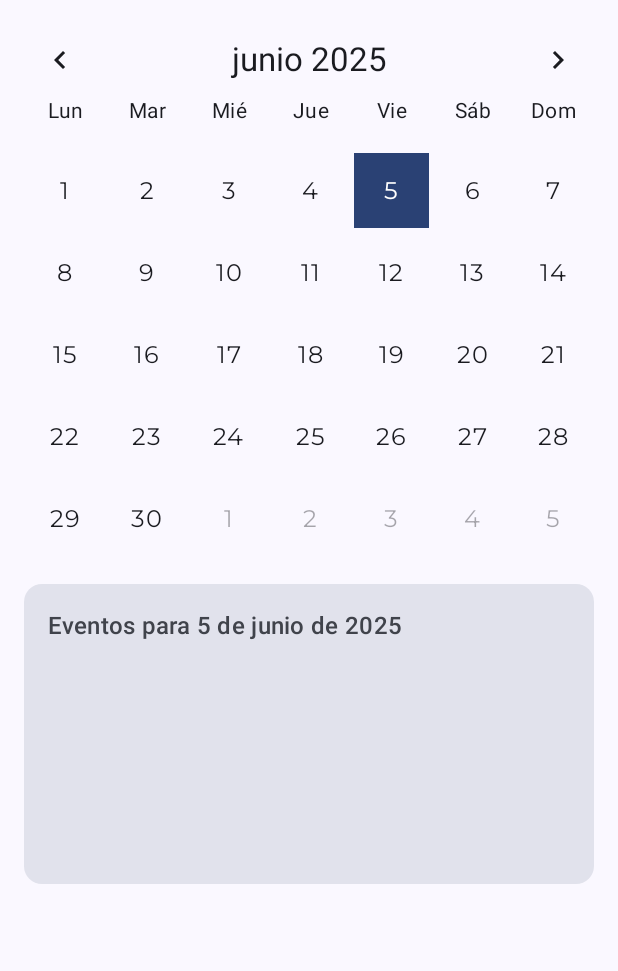
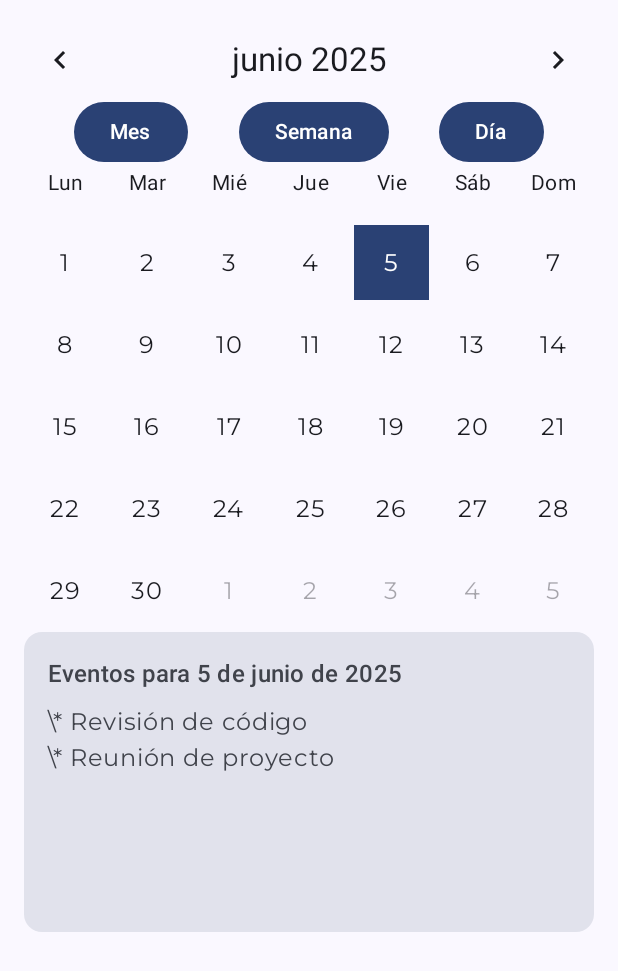
Before and after one commit to james250920/testStudyOso, an Android app built with Jetpack Compose: the composable CalendarioScreen shown on its own in the app's theme, on a phone screen of 412 x 824 dp. Shown: the top 971 px of the screen. Run offline under Robolectric (Android 15) with nearby library versions, the phone set to English and light mode, and no system bars.

Commit message:
feat: implement calendar mode switching and event display in CalendarioScreen; add session management in LoginScreen

```diff
--- a/app/src/main/java/esan/mendoza/teststudyoso/ViewModel/Horario/HorarioViewModel.kt
+++ b/app/src/main/java/esan/mendoza/teststudyoso/ViewModel/Horario/HorarioViewModel.kt
@@ -40,4 +40,5 @@ class HorarioViewModel(private val repository: HorarioRepository) : ViewModel()
             repository.delete(horario)
         }
     }
+
 }
--- a/app/src/main/java/esan/mendoza/teststudyoso/presentation/components/CalendarioScreen.kt
+++ b/app/src/main/java/esan/mendoza/teststudyoso/presentation/components/CalendarioScreen.kt
@@ -3,14 +3,14 @@ package esan.mendoza.teststudyoso.presentation.components
 import androidx.compose.foundation.background
 import androidx.compose.foundation.clickable
 import androidx.compose.foundation.layout.*
+import androidx.compose.foundation.lazy.LazyColumn
+import androidx.compose.foundation.lazy.items
 import androidx.compose.foundation.lazy.grid.GridCells
 import androidx.compose.foundation.lazy.grid.LazyVerticalGrid
-import androidx.compose.foundation.lazy.grid.items
+import androidx.compose.foundation.lazy.grid.items as gridItems
 import androidx.compose.material.icons.Icons
 import androidx.compose.material.icons.automirrored.filled.KeyboardArrowLeft
 import androidx.compose.material.icons.automirrored.filled.KeyboardArrowRight
-import androidx.compose.material.icons.filled.KeyboardArrowLeft
-import androidx.compose.material.icons.filled.KeyboardArrowRight
 import androidx.compose.material3.*
 import androidx.compose.runtime.*
 import androidx.compose.ui.Alignment
@@ -22,12 +22,22 @@ import java.time.LocalDate
 import java.time.YearMonth
 import java.time.format.DateTimeFormatter
 import java.time.temporal.WeekFields
-import java.util.*
+import java.util.Locale
+
+enum class CalendarMode {
+    MONTH, WEEK, DAY
+}
 
 @Composable
 fun CalendarioScreen(modifier: Modifier = Modifier) {
     var selectedDate by remember { mutableStateOf(LocalDate.now()) }
     var currentMonth by remember { mutableStateOf(YearMonth.now()) }
+    var calendarMode by remember { mutableStateOf(CalendarMode.MONTH) }
+
+    val eventosPorFecha = mapOf(
+        LocalDate.now() to listOf("Revisión de código", "Reunión de proyecto"),
+        LocalDate.now().plusDays(1) to emptyList()
+    )
 
     Column(
         modifier = modifier
@@ -38,21 +48,25 @@ fun CalendarioScreen(modifier: Modifier = Modifier) {
         CalendarHeader(
             currentMonth = currentMonth,
             onPreviousMonth = { currentMonth = currentMonth.minusMonths(1) },
-            onNextMonth = { currentMonth = currentMonth.plusMonths(1) }
+            onNextMonth = { currentMonth = currentMonth.plusMonths(1) },
+            onModeChanged = { calendarMode = it }
         )
 
         Spacer(modifier = Modifier.height(16.dp))
 
-        CalendarGrid(
-            currentMonth = currentMonth,
-            selectedDate = selectedDate,
-            onDateSelected = { selectedDate = it }
-        )
-
-        Spacer(modifier = Modifier.height(16.dp))
-
-        // Sección para eventos del día seleccionado
-        EventosDiarios(selectedDate)
+        when (calendarMode) {
+            CalendarMode.MONTH -> CalendarGrid(
+                currentMonth = currentMonth,
+                selectedDate = selectedDate,
+                onDateSelected = { selectedDate = it },
+                eventosPorFecha = eventosPorFecha
+            )
+            CalendarMode.WEEK -> SemanaLista(eventosPorFecha)
+            CalendarMode.DAY -> EventosDiarios(
+                selectedDate = selectedDate,
+                eventos = eventosPorFecha[selectedDate].orEmpty()
+            )
+        }
     }
 }
 
@@ -60,7 +74,8 @@ fun CalendarioScreen(modifier: Modifier = Modifier) {
 private fun CalendarHeader(
     currentMonth: YearMonth,
     onPreviousMonth: () -> Unit,
-    onNextMonth: () -> Unit
+    onNextMonth: () -> Unit,
+    onModeChanged: (CalendarMode) -> Unit
 ) {
     Row(
         modifier = Modifier.fillMaxWidth(),
@@ -70,18 +85,30 @@ private fun CalendarHeader(
         IconButton(onClick = onPreviousMonth) {
             Icon(Icons.AutoMirrored.Filled.KeyboardArrowLeft, "Mes anterior")
         }
-
         Text(
             text = currentMonth.format(DateTimeFormatter.ofPattern("MMMM yyyy", Locale("es"))),
             style = MaterialTheme.typography.titleLarge
         )
-
         IconButton(onClick = onNextMonth) {
             Icon(Icons.AutoMirrored.Filled.KeyboardArrowRight, "Mes siguiente")
         }
     }
 
-    // Días de la semana
+    Row(
+        modifier = Modifier.fillMaxWidth(),
+        horizontalArrangement = Arrangement.SpaceEvenly
+    ) {
+        Button(onClick = { onModeChanged(CalendarMode.MONTH) }) {
+            Text("Mes")
+        }
+        Button(onClick = { onModeChanged(CalendarMode.WEEK) }) {
+            Text("Semana")
+        }
+        Button(onClick = { onModeChanged(CalendarMode.DAY) }) {
+            Text("Día")
+        }
+    }
+
     Row(
         modifier = Modifier.fillMaxWidth(),
         horizontalArrangement = Arrangement.SpaceEvenly
@@ -102,7 +129,8 @@ private fun CalendarHeader(
 private fun CalendarGrid(
     currentMonth: YearMonth,
     selectedDate: LocalDate,
-    onDateSelected: (LocalDate) -> Unit
+    onDateSelected: (LocalDate) -> Unit,
+    eventosPorFecha: Map<LocalDate, List<String>>
 ) {
     val firstDayOfMonth = currentMonth.atDay(1)
     val lastDayOfMonth = currentMonth.atEndOfMonth()
@@ -120,13 +148,47 @@ private fun CalendarGrid(
         columns = GridCells.Fixed(7),
         modifier = Modifier.fillMaxWidth()
     ) {
-        items(daysInCalendar) { date ->
+        gridItems(daysInCalendar) { date ->
             DayCell(
                 date = date,
                 isSelected = date == selectedDate,
                 isCurrentMonth = date.month == currentMonth.month,
                 onDateSelected = onDateSelected
             )
+        }
+    }
+
+    val eventosSeleccionados = eventosPorFecha[selectedDate].orEmpty()
+    EventosDiarios(selectedDate = selectedDate, eventos = eventosSeleccionados)
+}
+
+@Composable
+private fun SemanaLista(eventosPorFecha: Map<LocalDate, List<String>>) {
+    val hoy = LocalDate.now()
+    val diasAmostrar = buildList {
+        var actual = hoy
+        while (actual.dayOfWeek.value != 7) {
+            add(actual)
+            actual = actual.plusDays(1)
+        }
+        add(actual)
+    }
+
+    LazyColumn(modifier = Modifier.fillMaxSize()) {
+        items(diasAmostrar) { dia ->
+            Text(
+                text = dia.format(DateTimeFormatter.ofPattern("EEEE d 'de' MMMM", Locale("es"))),
+                style = MaterialTheme.typography.titleMedium
+            )
+            val eventos = eventosPorFecha[dia].orEmpty()
+            if (eventos.isEmpty()) {
+                Text("No hay eventos")
+            } else {
+                eventos.forEach { evento ->
+                    Text("\\- $evento")
+                }
+            }
+            Divider(modifier = Modifier.padding(vertical = 8.dp))
         }
     }
 }
@@ -143,10 +205,7 @@ private fun DayCell(
             .aspectRatio(1f)
             .padding(2.dp)
             .background(
-                when {
-                    isSelected -> MaterialTheme.colorScheme.primary
-                    else -> Color.Transparent
-                }
+                if (isSelected) MaterialTheme.colorScheme.primary else Color.Transparent
             )
             .clickable { onDateSelected(date) },
         contentAlignment = Alignment.Center
@@ -163,7 +222,7 @@ private fun DayCell(
 }
 
 @Composable
-private fun EventosDiarios(selectedDate: LocalDate) {
+private fun EventosDiarios(selectedDate: LocalDate, eventos: List<String>) {
     Card(
         modifier = Modifier
             .fillMaxWidth()
@@ -176,11 +235,19 @@ private fun EventosDiarios(selectedDate: LocalDate) {
             modifier = Modifier.padding(16.dp)
         ) {
             Text(
-                text = "Eventos para ${selectedDate.format(DateTimeFormatter.ofPattern("d 'de' MMMM 'de' yyyy", Locale("es")))}",
+                text = "Eventos para " + selectedDate.format(
+                    DateTimeFormatter.ofPattern("d 'de' MMMM 'de' yyyy", Locale("es"))
+                ),
                 style = MaterialTheme.typography.titleMedium
             )
             Spacer(modifier = Modifier.height(8.dp))
-            // Aquí puedes agregar la lista de eventos para la fecha seleccionada
+            if (eventos.isEmpty()) {
+                Text("No hay eventos agendados")
+            } else {
+                eventos.forEach { evento ->
+                    Text("\\* $evento")
+                }
+            }
         }
     }
 }
--- a/app/src/main/java/esan/mendoza/teststudyoso/presentation/home/HomeScreen.kt
+++ b/app/src/main/java/esan/mendoza/teststudyoso/presentation/home/HomeScreen.kt
@@ -277,7 +277,7 @@ fun Home(
                     )
 
                     selectedScreen == "Calendario" -> CalendarioScreen(
-                        modifier = Modifier.padding(innerPadding)
+                        modifier = Modifier.padding(innerPadding),
                     )
                     selectedScreen == "Configuración" -> ConfiguracionScreen(
                         modifier = Modifier.padding(innerPadding)
@@ -320,7 +320,7 @@ fun Home(
                     }
                     selectedScreen == "Principal" -> PrincipalScreen(
                         modifier = Modifier.padding(innerPadding),
-                        onScreenSelected = { screen -> selectedScreen = screen }
+                        onScreenSelected = { screen -> selectedScreen = screen },
                     )
                     selectedScreen.startsWith("SimuladoCalificacion") -> {
                         val cursoId = selectedScreen.substringAfter("SimuladoCalificacion/").toIntOrNull()
--- a/app/src/main/java/esan/mendoza/teststudyoso/presentation/tarea/AddTaskScreen.kt
+++ b/app/src/main/java/esan/mendoza/teststudyoso/presentation/tarea/AddTaskScreen.kt
@@ -129,7 +129,7 @@ fun AddTaskScreen(
                     readOnly = true,
                     modifier = Modifier
                         .fillMaxWidth()
-                        .menuAnchor(),
+                        ,
                     trailingIcon = {
                         ExposedDropdownMenuDefaults.TrailingIcon(expanded = expandidoCurso)
                     },
```
Also changed, not shown: app/src/main/java/esan/mendoza/teststudyoso/navigation/DrawerContent.kt (+11 -2 lines), app/src/main/java/esan/mendoza/teststudyoso/presentation/auth/LoginScreen.kt (+12 -0 lines), app/src/main/java/esan/mendoza/teststudyoso/presentation/auth/SessionManager.kt (added, +34 -0 lines), app/src/main/java/esan/mendoza/teststudyoso/presentation/curso/DetalleCursoScreen.kt (+47 -41 lines), app/src/main/java/esan/mendoza/teststudyoso/presentation/home/InicioScreen.kt (+97 -30 lines).
